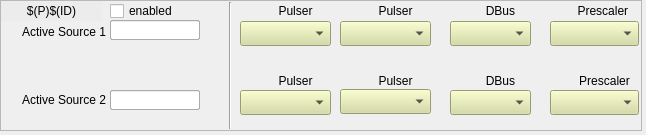
The window that evrMrmApp/opi/EVR/G_EVR_out-twoSources.ui (paulscherrerinstitute/mrfioc2) describes before a commit, drawn with Qt 5.
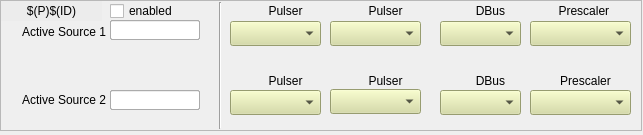
The same window after the commit. Custom widgets are drawn as their Qt base class.

```diff
--- a/evrMrmApp/opi/EVR/G_EVR_out-twoSources.ui
+++ b/evrMrmApp/opi/EVR/G_EVR_out-twoSources.ui
@@ -6,7 +6,7 @@
    <rect>
     <x>0</x>
     <y>0</y>
-    <width>646</width>
+    <width>643</width>
     <height>135</height>
    </rect>
   </property>
@@ -47,7 +47,7 @@
    <widget class="caMenu" name="camenu_pulser">
     <property name="geometry">
      <rect>
-      <x>240</x>
+      <x>230</x>
       <y>21</y>
       <width>91</width>
       <height>25</height>
@@ -63,7 +63,7 @@
    <widget class="QLabel" name="label_16">
     <property name="geometry">
      <rect>
-      <x>470</x>
+      <x>460</x>
       <y>1</y>
       <width>61</width>
       <height>20</height>
@@ -79,7 +79,7 @@
    <widget class="QLabel" name="label_15">
     <property name="geometry">
      <rect>
-      <x>260</x>
+      <x>250</x>
       <y>1</y>
       <width>71</width>
       <height>20</height>
@@ -95,7 +95,7 @@
    <widget class="QLabel" name="label_17">
     <property name="geometry">
      <rect>
-      <x>569</x>
+      <x>550</x>
       <y>1</y>
       <width>71</width>
       <height>20</height>
@@ -111,9 +111,9 @@
    <widget class="caMenu" name="camenu_prescaler">
     <property name="geometry">
      <rect>
-      <x>550</x>
+      <x>530</x>
       <y>21</y>
-      <width>89</width>
+      <width>101</width>
       <height>25</height>
      </rect>
     </property>
@@ -127,7 +127,7 @@
    <widget class="caMenu" name="camenu_dbus">
     <property name="geometry">
      <rect>
-      <x>450</x>
+      <x>440</x>
       <y>21</y>
       <width>81</width>
       <height>25</height>
@@ -178,7 +178,7 @@
    <widget class="Line" name="line">
     <property name="geometry">
      <rect>
-      <x>220</x>
+      <x>210</x>
       <y>2</y>
       <width>20</width>
       <height>127</height>
@@ -191,7 +191,7 @@
    <widget class="caFrame" name="caframe_dbus_led">
     <property name="geometry">
      <rect>
-      <x>450</x>
+      <x>440</x>
       <y>1</y>
       <width>19</width>
       <height>19</height>
@@ -226,7 +226,7 @@
    <widget class="caFrame" name="caframe_prescaler_led">
     <property name="geometry">
      <rect>
-      <x>550</x>
+      <x>531</x>
       <y>1</y>
       <width>19</width>
       <height>19</height>
@@ -261,7 +261,7 @@
    <widget class="caFrame" name="caframe_pulser_led">
     <property name="geometry">
      <rect>
-      <x>240</x>
+      <x>230</x>
       <y>1</y>
       <width>19</width>
       <height>19</height>
@@ -298,7 +298,7 @@
      <rect>
       <x>110</x>
       <y>20</y>
-      <width>111</width>
+      <width>101</width>
       <height>21</height>
      </rect>
     </property>
@@ -336,7 +336,7 @@
      <rect>
       <x>110</x>
       <y>20</y>
-      <width>111</width>
+      <width>101</width>
       <height>21</height>
      </rect>
     </property>
@@ -374,7 +374,7 @@
      <rect>
       <x>110</x>
       <y>20</y>
-      <width>111</width>
+      <width>101</width>
       <height>21</height>
      </rect>
     </property>
@@ -410,7 +410,7 @@
    <widget class="QLabel" name="label_18">
     <property name="geometry">
      <rect>
-      <x>569</x>
+      <x>550</x>
       <y>71</y>
       <width>71</width>
       <height>20</height>
@@ -428,7 +428,7 @@
      <rect>
       <x>110</x>
       <y>90</y>
-      <width>111</width>
+      <width>101</width>
       <height>21</height>
      </rect>
     </property>
@@ -464,7 +464,7 @@
    <widget class="caFrame" name="caframe_prescaler_led2">
     <property name="geometry">
      <rect>
-      <x>550</x>
+      <x>531</x>
       <y>71</y>
       <width>19</width>
       <height>19</height>
@@ -499,7 +499,7 @@
    <widget class="caFrame" name="caframe_pulser_led2">
     <property name="geometry">
      <rect>
-      <x>240</x>
+      <x>230</x>
       <y>71</y>
       <width>19</width>
       <height>19</height>
@@ -536,7 +536,7 @@
      <rect>
       <x>110</x>
       <y>90</y>
-      <width>111</width>
+      <width>101</width>
       <height>21</height>
      </rect>
     </property>
@@ -572,7 +572,7 @@
    <widget class="QLabel" name="label_19">
     <property name="geometry">
      <rect>
-      <x>260</x>
+      <x>250</x>
       <y>71</y>
       <width>71</width>
       <height>20</height>
@@ -590,7 +590,7 @@
      <rect>
       <x>110</x>
       <y>90</y>
-      <width>111</width>
+      <width>101</width>
       <height>21</height>
      </rect>
     </property>
@@ -626,7 +626,7 @@
    <widget class="QLabel" name="label_20">
     <property name="geometry">
      <rect>
-      <x>470</x>
+      <x>460</x>
       <y>71</y>
       <width>61</width>
       <height>20</height>
@@ -642,9 +642,9 @@
    <widget class="caMenu" name="camenu_prescaler2">
     <property name="geometry">
      <rect>
-      <x>550</x>
+      <x>530</x>
       <y>90</y>
-      <width>89</width>
+      <width>101</width>
       <height>25</height>
      </rect>
     </property>
@@ -658,7 +658,7 @@
    <widget class="caMenu" name="camenu_pulser2">
     <property name="geometry">
      <rect>
-      <x>240</x>
+      <x>230</x>
       <y>90</y>
       <width>91</width>
       <height>25</height>
@@ -674,7 +674,7 @@
    <widget class="caFrame" name="caframe_dbus_led2">
     <property name="geometry">
      <rect>
-      <x>450</x>
+      <x>440</x>
       <y>71</y>
       <width>19</width>
       <height>19</height>
@@ -709,7 +709,7 @@
    <widget class="caMenu" name="camenu_dbus2">
     <property name="geometry">
      <rect>
-      <x>450</x>
+      <x>440</x>
       <y>90</y>
       <width>81</width>
       <height>25</height>
@@ -741,7 +741,7 @@
    <widget class="caMenu" name="camenu_pulser_2">
     <property name="geometry">
      <rect>
-      <x>340</x>
+      <x>330</x>
       <y>21</y>
       <width>91</width>
       <height>25</height>
@@ -757,7 +757,7 @@
    <widget class="QLabel" name="label_22">
     <property name="geometry">
      <rect>
-      <x>360</x>
+      <x>350</x>
       <y>1</y>
       <width>71</width>
       <height>20</height>
@@ -773,7 +773,7 @@
    <widget class="QLabel" name="label_23">
     <property name="geometry">
      <rect>
-      <x>360</x>
+      <x>350</x>
       <y>71</y>
       <width>71</width>
       <height>20</height>
@@ -789,7 +789,7 @@
    <widget class="caFrame" name="caframe_pulser_led2_2">
     <property name="geometry">
      <rect>
-      <x>340</x>
+      <x>330</x>
       <y>70</y>
       <width>19</width>
       <height>19</height>
@@ -824,7 +824,7 @@
    <widget class="caMenu" name="camenu_pulser2_2">
     <property name="geometry">
      <rect>
-      <x>340</x>
+      <x>330</x>
       <y>89</y>
       <width>91</width>
       <height>25</height>
@@ -840,7 +840,7 @@
    <widget class="caFrame" name="caframe_pulser_led_2">
     <property name="geometry">
      <rect>
-      <x>340</x>
+      <x>330</x>
       <y>1</y>
       <width>19</width>
       <height>19</height>
@@ -877,7 +877,7 @@
      <rect>
       <x>110</x>
       <y>20</y>
-      <width>111</width>
+      <width>101</width>
       <height>21</height>
      </rect>
     </property>
@@ -915,7 +915,7 @@
      <rect>
       <x>110</x>
       <y>90</y>
-      <width>111</width>
+      <width>101</width>
       <height>21</height>
      </rect>
     </property>
```
